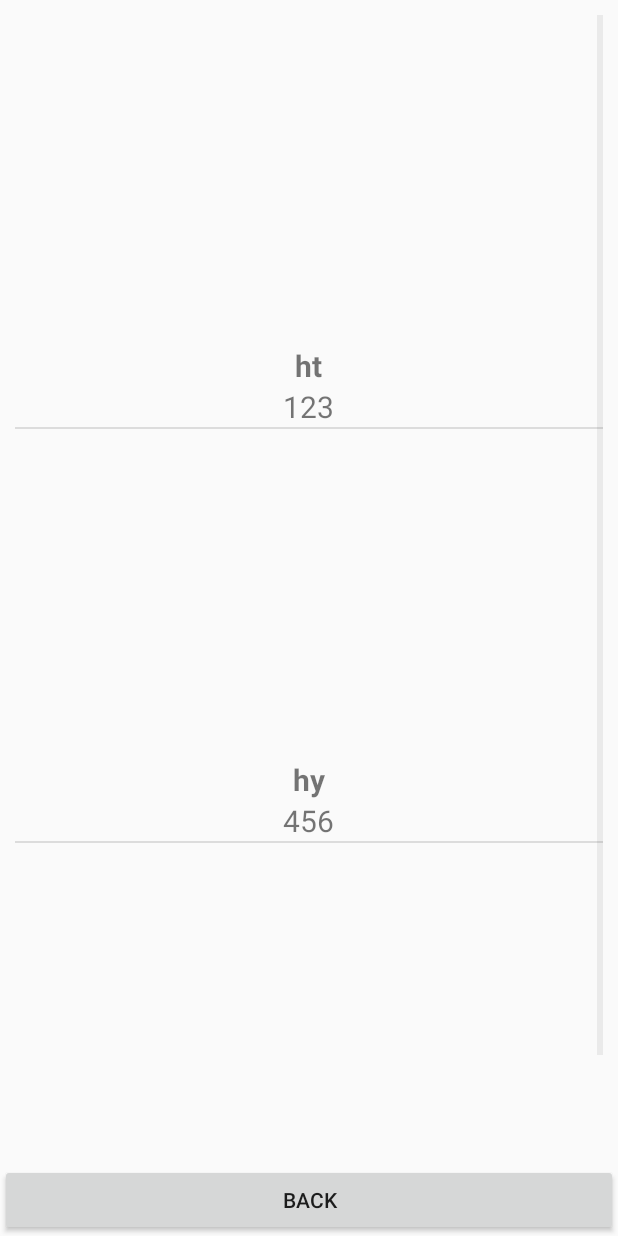
After one commit to sitta241138/UngRestaurant, an Android app: the DrinkActivity screen opened directly, with no data from a screen before it, on a phone screen of 412 x 824 dp. The commit adds this screen. Run offline under Robolectric (Android 15) with nearby library versions, the phone set to English and light mode, and no system bars; pictures from the network do not load.

Commit message:
JAVA is power full 2

```diff
--- a/app/build.gradle
+++ b/app/build.gradle
@@ -25,10 +25,10 @@ dependencies {
     androidTestCompile('com.android.support.test.espresso:espresso-core:2.2.2', {
         exclude group: 'com.android.support', module: 'support-annotations'
     })
+    compile files('libs/picasso-2.5.2.jar')
     compile 'com.android.support:appcompat-v7:25.3.1'
     compile 'com.android.support.constraint:constraint-layout:1.0.2'
     compile 'org.apache.httpcomponents:httpcore:4.4.1'
     compile 'org.apache.httpcomponents:httpclient:4.5'
     testCompile 'junit:junit:4.12'
-    compile files('libs/picasso-2.5.2.jar')
 }
--- /dev/null
+++ b/app/src/main/java/sdu/sitta/ungrestaurant/DrinkActivity.java
@@ -0,0 +1,54 @@
+package sdu.sitta.ungrestaurant;
+
+import android.support.v7.app.AppCompatActivity;
+import android.os.Bundle;
+import android.widget.ListView;
+import android.widget.Spinner;
+import android.widget.TextView;
+
+public class DrinkActivity extends AppCompatActivity {
+
+    // open database
+    private UserTABLE objUserTable;
+    private DrinkTable objDrinkTable;
+    private CasePhone objCasePhone;
+
+
+    private ListView DrinkListView;
+
+
+    @Override
+    protected void onCreate(Bundle savedInstanceState) {
+        super.onCreate(savedInstanceState);
+        setContentView(R.layout.activity_drink);
+
+        BindWidget();
+        Cdatabase();
+        createListView();
+    }
+
+
+    private void createListView() {
+        DrinkTable objDrink = new DrinkTable(this);
+        String[] strC_Name = objDrink.readALLDrink(1);
+        String[] strC_Pic = objDrink.readALLDrink(3);
+        String[] strC_Price = objDrink.readALLDrink(4);
+
+        String[] o1 = {"ht","hy","hu"};
+        String[] o2 = {"123","456","789"};
+        String[] o3 = {"http://bitmouse.96.lt/GUPER/pic/iphone7.png","http://bitmouse.96.lt/GUPER/pic/iphone7.png","http://bitmouse.96.lt/GUPER/pic/iphone7.png"};
+        //MyAdapter objMyAdapter = new MyAdapter(DrinkActivity.this, strC_Name,o3,strC_Price);
+        MyAdapter objMyAdapter = new MyAdapter(DrinkActivity.this, o1,o3,o2);
+        DrinkListView.setAdapter(objMyAdapter);
+    }
+
+    private void BindWidget() {
+         DrinkListView = (ListView) findViewById(R.id.listviewDrink);
+    }
+
+    public void Cdatabase(){ // Open DataBase
+        objUserTable = new UserTABLE(this);
+        objDrinkTable = new DrinkTable(this);
+        objCasePhone = new CasePhone(this);
+    } // เปิดใช้งาน sqlite
+}
--- a/app/src/main/java/sdu/sitta/ungrestaurant/DrinkTable.java
+++ b/app/src/main/java/sdu/sitta/ungrestaurant/DrinkTable.java
@@ -41,4 +41,30 @@ public class DrinkTable {
         return readSqLiteDatabase.insert(objMySQLiteOpenHelper.TABLE2,null, objContentValues);
     }
 
+
+    public String[] readALLDrink(int intColume){
+        try {
+            String[] strResult = null;
+            Cursor objCursor = readSqLiteDatabase.query(TABLE2, new String[]{Drink_ID,Drink_Drink,Drink_Detail,Drink_Source,Drink_Price},null,null,null,null,null);
+            if(objCursor != null){
+                if(objCursor.moveToFirst()){
+                    strResult = new String[3];
+                    // strResult[0] = objCursor.getString(0);
+                    // strResult[1] = objCursor.getString(1);
+                    // strResult[2] = objCursor.getString(2);
+                    // strResult[3] = objCursor.getString(3);
+                    for(int i =0;i<3;i++){
+                        strResult[i] = objCursor.getString(intColume);
+                        objCursor.moveToNext();
+                    }
+                }
+            }
+            objCursor.close();
+            return strResult;
+        }catch (Exception e){
+            return null;
+        }
+        //return new String[0];
+    }
+
 }
--- a/app/src/main/java/sdu/sitta/ungrestaurant/MySQLiteOpenHelper.java
+++ b/app/src/main/java/sdu/sitta/ungrestaurant/MySQLiteOpenHelper.java
@@ -31,6 +31,7 @@ public class MySQLiteOpenHelper extends SQLiteOpenHelper {
     public static final String User_NAME2 = "Address";
     public String CREATE_FRIEND_TABLE ="create table "+TABLE+" ("+User_ID+" integer primary key, "+User_USER+" text, "+User_PASSWORD+" text, "+User_NAME+" text, "+User_NAME2+" text);";
 
+
     public static final String TABLE2 = "Drinktable";
     public static final String Drink_ID = "ID_Drink";
     public static final String Drink_Drink = "Name";
@@ -46,6 +47,16 @@ public class MySQLiteOpenHelper extends SQLiteOpenHelper {
     public static final String casephone_Pic = "c_Pic";
     public String CREATE_CASEPHONE_TABLE ="create table "+TABLE_casephone+" ("+casephone_ID+" integer primary key , "+casephone_Name+" text, "+casephone_Pic+" text, "+casephone_Price+" text);";
 
+    public static final String Menu_TABLE = "menutable";
+    public static final String Menu_ID = "id_menu";
+    public static final String Menu_NAME = "name_menu";
+    public static final String Menu_DETAIL = "detail_menu";
+    public static final String Menu_PRICE = "price_menu";
+    public static final String Menu_PICTURE = "picture_menu";
+    public static final String Menu_TYPE = "type";
+    private static final String CREATE_MENU_TABLE = "create table "+Menu_TABLE+" ("+Menu_ID+" integer primary key," +
+            " "+Menu_NAME+" text,"+Menu_DETAIL+" text, "+Menu_PRICE+" text, "+Menu_PICTURE+" text, "+Menu_TYPE+" text);";
+
     public MySQLiteOpenHelper(Context context) {
         super(context, DataBase_Name, null, DataBase_Version);
     }
@@ -56,9 +67,11 @@ public class MySQLiteOpenHelper extends SQLiteOpenHelper {
         Log.i(TAG, CREATE_FRIEND_TABLE);
         Log.i(TAG, CREATE_DRINK_TABLE);
         Log.i(TAG, CREATE_CASEPHONE_TABLE);
+        Log.i(TAG, CREATE_MENU_TABLE);
         db.execSQL(CREATE_FRIEND_TABLE);
         db.execSQL(CREATE_DRINK_TABLE); // ขวัญ
         db.execSQL(CREATE_CASEPHONE_TABLE);
+        db.execSQL(CREATE_MENU_TABLE);
 
     }
 
--- /dev/null
+++ b/app/src/main/res/layout/activity_drink.xml
@@ -0,0 +1,24 @@
+<?xml version="1.0" encoding="utf-8"?>
+<RelativeLayout xmlns:android="http://schemas.android.com/apk/res/android"
+    xmlns:app="http://schemas.android.com/apk/res-auto"
+    xmlns:tools="http://schemas.android.com/tools"
+    android:layout_width="match_parent"
+    android:layout_height="match_parent"
+    tools:context="sdu.sitta.ungrestaurant.DrinkActivity">
+
+    <ListView
+        android:id="@+id/listviewDrink"
+        android:layout_margin="10dp"
+        android:layout_width="match_parent"
+        android:layout_height="match_parent"
+        android:layout_above="@+id/btnMyDrink"/>
+
+    <Button
+        android:id="@+id/btnMyDrink"
+        android:onClick="btnBackDrink"
+        android:layout_width="match_parent"
+        android:layout_height="wrap_content"
+        android:text="Back"
+        android:layout_alignParentBottom="true"/>
+
+</RelativeLayout>
```
Also changed, not shown: app/src/main/AndroidManifest.xml (+5 -3 lines), app/src/main/java/sdu/sitta/ungrestaurant/MainActivity.java (+16 -1 lines), app/src/main/java/sdu/sitta/ungrestaurant/Menu.java (added, +31 -0 lines), app/src/main/java/sdu/sitta/ungrestaurant/MenuActivityOD.java (added, +54 -0 lines), app/src/main/java/sdu/sitta/ungrestaurant/MenuTable.java (added, +68 -0 lines), app/src/main/java/sdu/sitta/ungrestaurant/OrderActivity.java (+9 -1 lines), app/src/main/res/layout/activity_menu.xml (added, +38 -0 lines), app/src/main/res/layout/activity_menuod.xml (added, +14 -0 lines), app/src/main/res/layout/activity_order.xml (+5 -2 lines).
